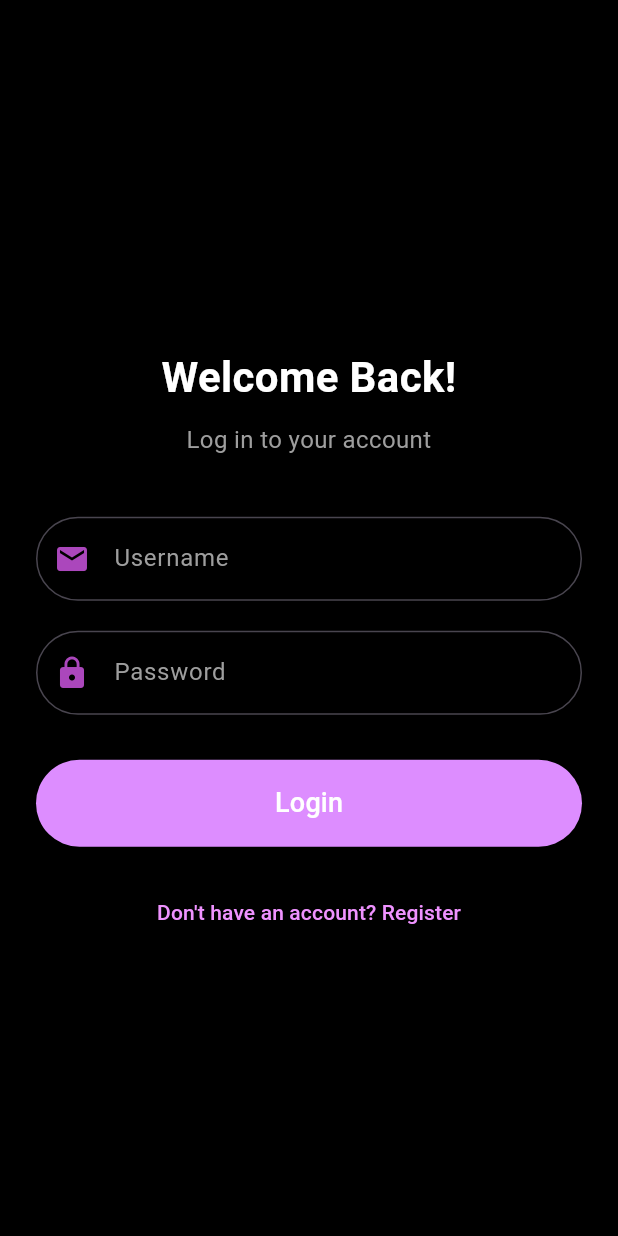
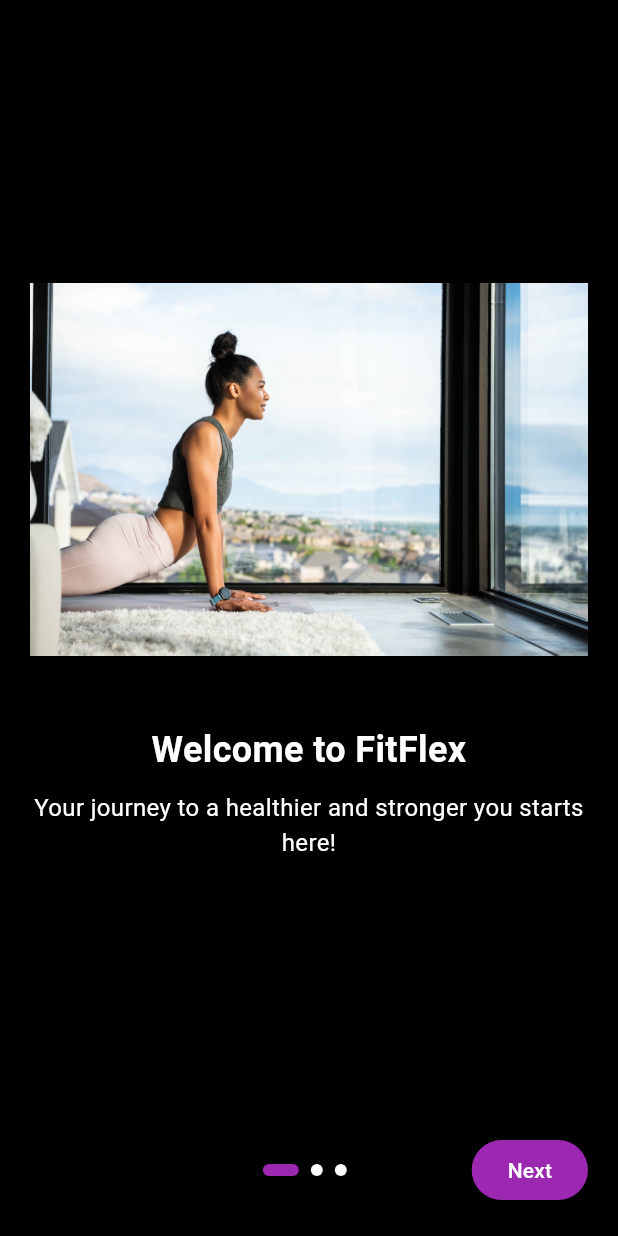
Before and after one commit to Aashrit17/FitFlex, a Flutter app: the screen it shows after launch, on a phone screen of 412 x 824 dp. Run offline on Flutter 3.47's test engine with Material 3 defaults, Android fonts, the phone set to English and light mode, and no system bars.

Commit message:
onboarding screen

```diff
--- a/lib/main.dart
+++ b/lib/main.dart
@@ -1,5 +1,6 @@
 import 'package:fitflex/view/dashboard_view.dart';
 import 'package:fitflex/view/login_view.dart';
+import 'package:fitflex/view/onboarding_view.dart';
 import 'package:fitflex/view/registration_view.dart';
 import 'package:fitflex/view/splash_screen.dart';
 import 'package:flutter/material.dart';
@@ -19,6 +20,7 @@
         '/register': (context) => RegistrationView(),
         '/dashboard': (context) => DashboardView(),
         '/': (context) => SplashScreen(),
+        '/onboarding': (context) => OnboardingView(),
       },
     );
   }
--- a/lib/view/login_view.dart
+++ b/lib/view/login_view.dart
@@ -9,8 +9,13 @@
     TextEditingController passwordController = TextEditingController();
 
     return Scaffold(
-      body: Container(
-        color: Colors.black,
+      backgroundColor: Colors.black,
+      body: GestureDetector(
+        onTap: () {
+          FocusScope.of(context).unfocus();
+        },
+        child: SafeArea(
+          child: SingleChildScrollView(
             child: Padding(
               padding: const EdgeInsets.symmetric(horizontal: 24.0),
               child: Center(
@@ -54,7 +59,8 @@
                     const SizedBox(height: 30),
                     ElevatedButton(
                       style: ElevatedButton.styleFrom(
-                    backgroundColor: const Color.fromARGB(255, 221, 141, 255),
+                        backgroundColor:
+                            const Color.fromARGB(255, 221, 141, 255),
                         shape: RoundedRectangleBorder(
                           borderRadius: BorderRadius.circular(30),
                         ),
@@ -101,6 +107,8 @@
               ),
             ),
           ),
+        ),
+      ),
     );
   }
 
--- /dev/null
+++ b/lib/view/onboarding_view.dart
@@ -0,0 +1,158 @@
+import 'package:flutter/material.dart';
+
+class OnboardingView extends StatefulWidget {
+  const OnboardingView({Key? key}) : super(key: key);
+
+  @override
+  _OnboardingScreenState createState() => _OnboardingScreenState();
+}
+
+class _OnboardingScreenState extends State<OnboardingView> {
+  final PageController _pageController = PageController();
+  int _currentPage = 0;
+
+  final List<Map<String, String>> onboardingData = [
+    {
+      "title": "Welcome to FitFlex",
+      "description":
+          "Your journey to a healthier and stronger you starts here!",
+      "image": "assets/images/onboarding1.jpg",
+    },
+    {
+      "title": "Track Your Progress",
+      "description":
+          "Monitor your workouts, calories, and achievements in one place.",
+      "image": "assets/images/onboarding1.jpg",
+    },
+    {
+      "title": "Personalized Workouts",
+      "description":
+          "Get tailored workout plans that fit your fitness level and goals.",
+      "image": "assets/images/onboarding1.jpg",
+    },
+  ];
+
+  void _onPageChanged(int index) {
+    setState(() {
+      _currentPage = index;
+    });
+  }
+
+  @override
+  Widget build(BuildContext context) {
+    return Scaffold(
+      backgroundColor: Colors.black,
+      body: Column(
+        children: [
+          Expanded(
+            child: PageView.builder(
+              controller: _pageController,
+              onPageChanged: _onPageChanged,
+              physics: const NeverScrollableScrollPhysics(),
+              itemCount: onboardingData.length,
+              itemBuilder: (context, index) => _buildOnboardingPage(
+                onboardingData[index]["title"]!,
+                onboardingData[index]["description"]!,
+                onboardingData[index]["image"]!,
+              ),
+            ),
+          ),
+          _buildBottomControls(),
+        ],
+      ),
+    );
+  }
+
+  Widget _buildOnboardingPage(String title, String description, String image) {
+    return Padding(
+      padding: const EdgeInsets.all(20.0),
+      child: Column(
+        mainAxisAlignment: MainAxisAlignment.center,
+        children: [
+          Image.asset(image, height: 300),
+          const SizedBox(height: 20),
+          Text(
+            title,
+            style: const TextStyle(
+              fontSize: 24,
+              fontWeight: FontWeight.bold,
+              color: Colors.white,
+            ),
+            textAlign: TextAlign.center,
+          ),
+          const SizedBox(height: 10),
+          Text(
+            description,
+            style: const TextStyle(
+              fontSize: 16,
+              color: Colors.white,
+            ),
+            textAlign: TextAlign.center,
+          ),
+        ],
+      ),
+    );
+  }
+
+  Widget _buildBottomControls() {
+    return Padding(
+      padding: const EdgeInsets.symmetric(horizontal: 20, vertical: 20),
+      child: Row(
+        mainAxisAlignment: MainAxisAlignment.spaceBetween,
+        children: [
+          if (_currentPage > 0)
+            ElevatedButton(
+              onPressed: () {
+                _pageController.previousPage(
+                  duration: const Duration(milliseconds: 300),
+                  curve: Curves.easeInOut,
+                );
+              },
+              style: ElevatedButton.styleFrom(
+                backgroundColor: Colors.grey.shade300,
+              ),
+              child: const Text(
+                "Previous",
+                style: TextStyle(color: Colors.black87),
+              ),
+            )
+          else
+            const SizedBox(width: 80),
+          Row(
+            children: List.generate(
+              onboardingData.length,
+              (index) => Container(
+                margin: const EdgeInsets.only(right: 8),
+                height: 8,
+                width: _currentPage == index ? 24 : 8,
+                decoration: BoxDecoration(
+                  color: _currentPage == index ? Colors.purple : Colors.white,
+                  borderRadius: BorderRadius.circular(4),
+                ),
+              ),
+            ),
+          ),
+          ElevatedButton(
+            onPressed: () {
+              if (_currentPage == onboardingData.length - 1) {
+                Navigator.pushReplacementNamed(context, '/login');
+              } else {
+                _pageController.nextPage(
+                  duration: const Duration(milliseconds: 300),
+                  curve: Curves.easeInOut,
+                );
+              }
+            },
+            style: ElevatedButton.styleFrom(
+              backgroundColor: Colors.purple,
+            ),
+            child: Text(
+              _currentPage == onboardingData.length - 1 ? "Finish" : "Next",
+              style: const TextStyle(color: Colors.white),
+            ),
+          ),
+        ],
+      ),
+    );
+  }
+}
--- a/lib/view/registration_view.dart
+++ b/lib/view/registration_view.dart
@@ -19,7 +19,8 @@
   @override
   Widget build(BuildContext context) {
     return Scaffold(
-      body: Container(
+      body: SingleChildScrollView(
+        child: Container(
           color: Colors.black,
           child: SafeArea(
             child: SingleChildScrollView(
@@ -28,6 +29,7 @@
                 height: MediaQuery.of(context).size.height,
                 child: Padding(
                   padding: const EdgeInsets.symmetric(horizontal: 24.0),
+                  child: SingleChildScrollView(
                     child: Center(
                       child: Column(
                         mainAxisAlignment: MainAxisAlignment.center,
@@ -159,7 +161,8 @@
                             },
                             child: const Text(
                               "Register",
-                          style: TextStyle(fontSize: 18, color: Colors.white),
+                              style:
+                                  TextStyle(fontSize: 18, color: Colors.white),
                             ),
                           ),
                           const SizedBox(height: 20),
@@ -176,6 +179,8 @@
                           ),
                           const SizedBox(height: 20),
                         ],
+                      ),
+                    ),
                   ),
                 ),
               ),
--- a/lib/view/splash_screen.dart
+++ b/lib/view/splash_screen.dart
@@ -12,7 +12,7 @@
   void initState() {
     super.initState();
     Timer(const Duration(seconds: 3), () {
-      Navigator.pushReplacementNamed(context, '/login');
+      Navigator.pushReplacementNamed(context, '/onboarding');
     });
   }
 
--- a/pubspec.yaml
+++ b/pubspec.yaml
@@ -61,7 +61,7 @@
   # To add assets to your application, add an assets section, like this:
   assets:
     - assets/images/
-    - assets/icons/
+    # - assets/icons/
 
   # An image asset can refer to one or more resolution-specific "variants", see
   # https://flutter.dev/to/resolution-aware-images
```
Also changed, not shown: assets/images/onboarding1.jpg (added). Lines whose indentation alone changed are shown as unchanged.
